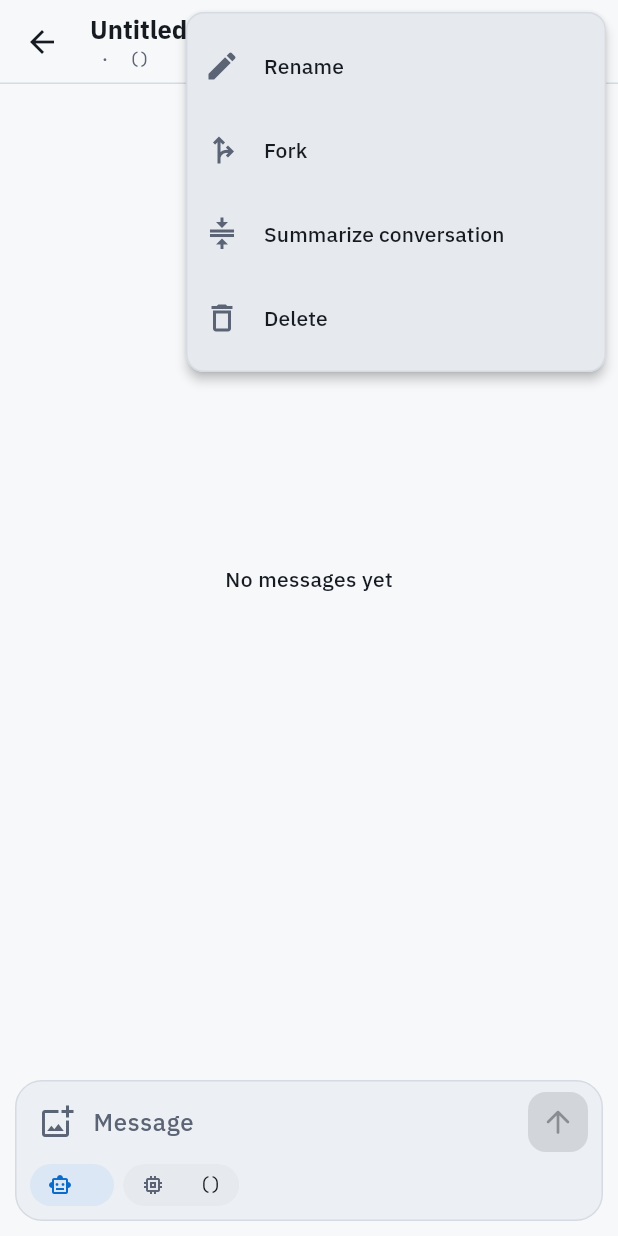
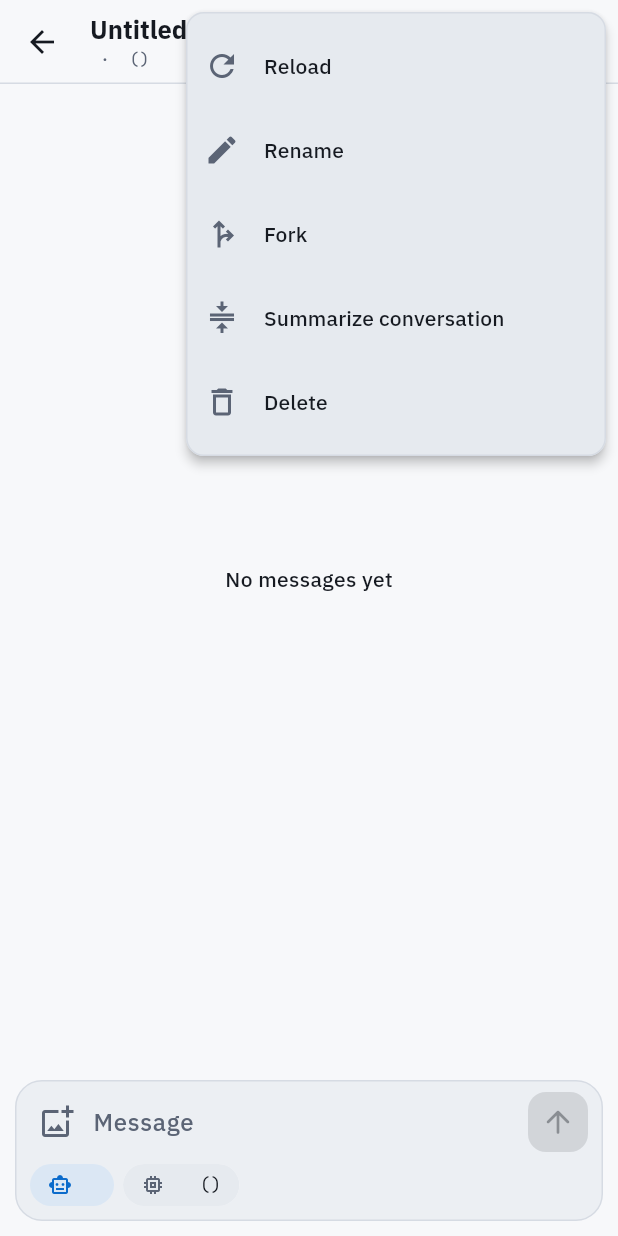
Before and after one commit to chaki1019/opencode-client, a Flutter app: the ChatScreen screen opened directly with empty values, after a tap on the "more vert" icon, on a phone screen of 412 x 824 dp. Run offline on Flutter 3.47's test engine with Material 3 defaults, Android fonts, the phone set to English and light mode, and no system bars; our stand-ins replace dio, flutter_markdown_plus, flutter_riverpod, flutter_secure_storage, freezed_annotation, go_router and 1 more; missing offline and left inert: nsd, xterm; accounts and stored records are empty; statements that could not run were skipped; project files that could hold a hidden picture were left out.

Commit message:
Move the chat's reload button into the overflow menu
The context usage ring now sits in the app bar, so the reload action
moves into the session menu as its first item.

Co-Authored-By: Claude Opus 5.5 (1M context) <noreply@anthropic.com>
Claude-Session: https://claude.ai/code/session_01Aw6SAnysxFGYN3ADWoowHu

```diff
--- a/lib/features/chat/chat_screen.dart
+++ b/lib/features/chat/chat_screen.dart
@@ -36,11 +36,6 @@ class ChatScreen extends ConsumerWidget {
         bottom: const LiveStatusBanner(),
         actions: [
           ContextUsageButton(session: session),
-          IconButton(
-            tooltip: context.l10n.reload,
-            icon: const Icon(Icons.refresh),
-            onPressed: () => ref.invalidate(provider),
-          ),
           SessionActionsMenu(session: session),
         ],
       ),
--- a/lib/features/chat/session_actions.dart
+++ b/lib/features/chat/session_actions.dart
@@ -6,9 +6,10 @@ import '../../core/api/api_errors.dart';
 import '../../core/models/session.dart';
 import '../../l10n/l10n.dart';
 import '../connection/connection_providers.dart';
+import 'chat_providers.dart';
 import 'composer_providers.dart';
 
-enum SessionAction { rename, fork, compact, delete }
+enum SessionAction { reload, rename, fork, compact, delete }
 
 /// The overflow menu of the chat screen.
 class SessionActionsMenu extends ConsumerWidget {
@@ -21,12 +22,20 @@ class SessionActionsMenu extends ConsumerWidget {
     return PopupMenuButton<SessionAction>(
       key: const Key('session-menu'),
       onSelected: (action) => switch (action) {
+        SessionAction.reload => ref.invalidate(timelineProvider(session.id)),
         SessionAction.rename => renameSession(context, ref, session),
         SessionAction.fork => forkSession(context, ref, session),
         SessionAction.compact => compactSession(context, ref, session),
         SessionAction.delete => deleteSession(context, ref, session),
       },
       itemBuilder: (_) => [
+        PopupMenuItem(
+          value: SessionAction.reload,
+          child: ListTile(
+            leading: Icon(Icons.refresh),
+            title: Text(context.l10n.reload),
+          ),
+        ),
         PopupMenuItem(
           value: SessionAction.rename,
           child: ListTile(
```
Also changed, not shown: 1 other file.
